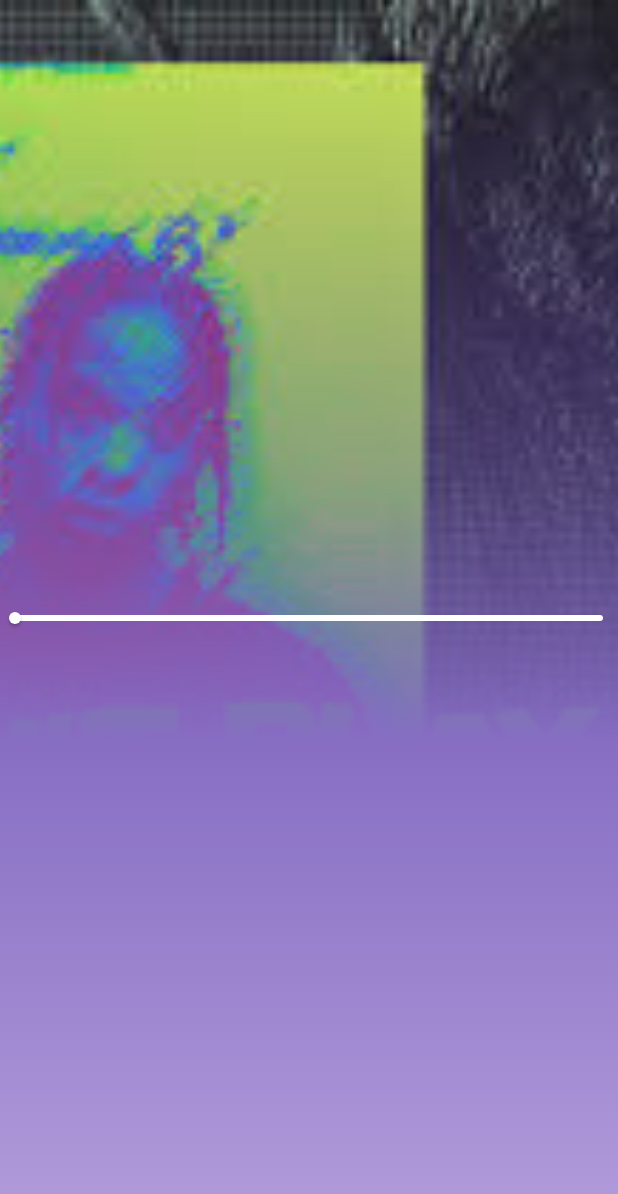
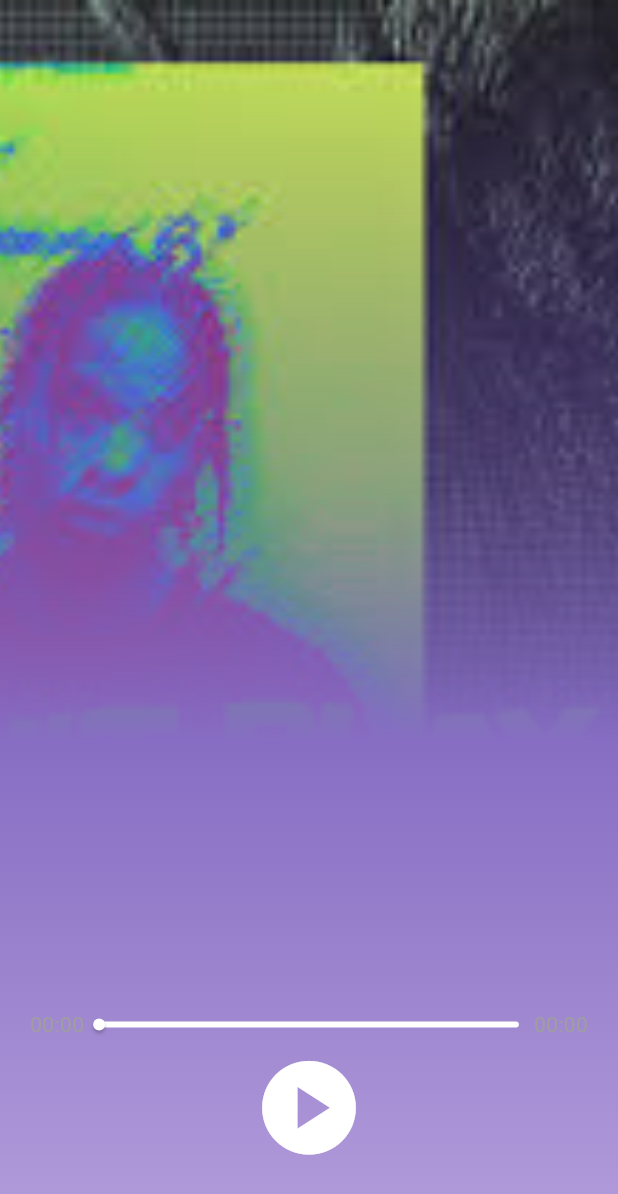
Before and after one commit to duyguerogluu/musicplayer_mobile_main, a Flutter app: the SongScreen screen opened directly, on a phone screen of 412 x 824 dp. Shown: the top 1194 px of the screen. Run offline on Flutter 3.47's test engine with Material 3 defaults, Android fonts, the phone set to English and light mode, and no system bars; our stand-ins replace get, just_audio, rxdart; network calls fail.

Commit message:
buttns added

```diff
--- a/lib/screens/song_screen.dart
+++ b/lib/screens/song_screen.dart
@@ -2,6 +2,7 @@ import 'package:flutter/material.dart';
 import 'package:just_audio/just_audio.dart';
 import 'package:rxdart/rxdart.dart' as rxdart;
 import '../models/song_model.dart';
+import '../widgets/players_buttons.dart';
 import '../widgets/seekbar.dart';
 
 class SongScreen extends StatefulWidget {
@@ -59,22 +60,51 @@ class _SongScreenState extends State<SongScreen> {
             fit: BoxFit.cover,
           ),
           const _BackgroundFilter(),
+          _MusicPlayer(
+            seekBarDataStream: _seekBarDataStream,
+            audioPlayer: audioPlayer,
+          ),
+        ],
+      ),
+    );
+  }
+}
+
+class _MusicPlayer extends StatelessWidget {
+  const _MusicPlayer({
+    super.key,
+    required Stream<SeekBarData> seekBarDataStream,
+    required this.audioPlayer,
+  }) : _seekBarDataStream = seekBarDataStream;
+
+  final Stream<SeekBarData> _seekBarDataStream;
+  final AudioPlayer audioPlayer;
+
+  @override
+  Widget build(BuildContext context) {
+    return Padding(
+      padding: const EdgeInsets.symmetric(horizontal: 20.0, vertical: 40.0),
+      child: Column(
+        mainAxisAlignment: MainAxisAlignment.end,
+        crossAxisAlignment: CrossAxisAlignment.start,
+        children: [
           StreamBuilder<SeekBarData>(
               stream: _seekBarDataStream,
               builder: (context, snapshot) {
                 final positionData = snapshot.data;
                 return SeekBar(
-                  position: positionData?.duration ?? Duration.zero,
+                  position: positionData?.position ?? Duration.zero,
                   duration: positionData?.duration ?? Duration.zero,
                   onChangeEnd: audioPlayer.seek,
-
                 );
-              })
+              }),
+          PlayerButtons(audioPlayer: audioPlayer),
         ],
       ),
     );
   }
 }
+
 
 class _BackgroundFilter extends StatelessWidget {
   const _BackgroundFilter({
--- /dev/null
+++ b/lib/widgets/players_buttons.dart
@@ -0,0 +1,88 @@
+/*
+ *  This file is part of musicplayer_mobile_main.
+ *
+ *  musicplayer_mobile_main is free software: you can redistribute it and/or modify
+ *  it under the terms of the GNU General Public License as published by
+ *  the Free Software Foundation, either version 3 of the License, or
+ *  (at your option) any later version.
+ *
+ *  musicplayer_mobile_main is distributed in the hope that it will be useful,
+ *  but WITHOUT ANY WARRANTY; without even the implied warranty of
+ *  MERCHANTABILITY or FITNESS FOR A PARTICULAR PURPOSE.  See the
+ *  GNU General Public License for more details.
+ *
+ *  You should have received a copy of the GNU General Public License
+ *   along with musicplayer_mobile_main.  If not, see <https://www.gnu.org/licenses/>.
+ */
+
+import 'package:flutter/material.dart';
+import 'package:just_audio/just_audio.dart';
+
+class PlayerButtons extends StatelessWidget {
+  const PlayerButtons({
+    super.key,
+    required this.audioPlayer,
+  });
+
+  final AudioPlayer audioPlayer;
+
+  @override
+  Widget build(BuildContext context) {
+    return Row(
+      mainAxisAlignment: MainAxisAlignment.center,
+      children: [
+        StreamBuilder<PlayerState>(
+          stream: audioPlayer.playerStateStream,
+          builder: (context, snapshot) {
+            if (snapshot.hasData) {
+              final playerState = snapshot.data;
+              final processingState = playerState!.processingState;
+
+              if (processingState == ProcessingState.loading ||
+                  processingState == ProcessingState.buffering) {
+                return Container(
+                  width: 64.0,
+                  height: 64.0,
+                  margin: const EdgeInsets.all(10.0),
+                  child: const CircularProgressIndicator(),
+                );
+              } else if (!audioPlayer.playing) {
+                return IconButton(
+                  iconSize: 75,
+                  onPressed: audioPlayer.play,
+                  icon: const Icon(
+                    Icons.play_circle,
+                    color: Colors.white,
+                  ),
+                );
+              } else if (processingState != ProcessingState.completed) {
+                return IconButton(
+                  iconSize: 75,
+                  onPressed: audioPlayer.pause,
+                  icon: const Icon(
+                    Icons.pause_circle,
+                    color: Colors.white,
+                  ),
+                );
+              } else {
+                return IconButton(
+                  iconSize: 75,
+                  onPressed: () => audioPlayer.seek(
+                    Duration.zero,
+                    index: audioPlayer.effectiveIndices!.first,
+                  ),
+                  icon: const Icon(
+                    Icons.replay_circle_filled_outlined,
+                    color: Colors.white,
+                  ),
+                );
+              }
+            } else {
+              return const CircularProgressIndicator();
+            }
+          },
+        ),
+      ],
+    );
+  }
+}
--- a/lib/widgets/seekbar.dart
+++ b/lib/widgets/seekbar.dart
@@ -1,3 +1,22 @@
+/*
+ *  This file is part of musicplayer_mobile_main.
+ *
+ *  musicplayer_mobile_main is free software: you can redistribute it and/or modify
+ *  it under the terms of the GNU General Public License as published by
+ *  the Free Software Foundation, either version 3 of the License, or
+ *  (at your option) any later version.
+ *
+ *  musicplayer_mobile_main is distributed in the hope that it will be useful,
+ *  but WITHOUT ANY WARRANTY; without even the implied warranty of
+ *  MERCHANTABILITY or FITNESS FOR A PARTICULAR PURPOSE.  See the
+ *  GNU General Public License for more details.
+ *
+ *  You should have received a copy of the GNU General Public License
+ *   along with musicplayer_mobile_main.  If not, see <https://www.gnu.org/licenses/>.
+ */
+
+
+import 'dart:math';
 import 'package:flutter/material.dart';
 
 class SeekBarData {
@@ -25,10 +44,24 @@ class SeekBar extends StatefulWidget {
 }
 
 class _SeekBarState extends State<SeekBar> {
+  double? _dragValue;
+
+  String _formatDuration(Duration? duration) {
+    if (duration == null) {
+      return '--:--';
+    } else {
+      String minutes = duration.inMinutes.toString().padLeft(2, '0');
+      String seconds =
+          duration.inSeconds.remainder(60).toString().padLeft(2, '0');
+      return '$minutes:$seconds';
+    }
+  }
+
   @override
   Widget build(BuildContext context) {
     return Row(
       children: [
+        Text(_formatDuration(widget.position)),
         Expanded(
           child: SliderTheme(
             data: SliderTheme.of(context).copyWith(
@@ -46,11 +79,38 @@ class _SeekBarState extends State<SeekBar> {
               overlayColor: Colors.white,
             ),
             child: Slider(
-              value: 0,
-              onChanged: (value) {},
+              min: 0.0,
+              max: widget.duration.inMilliseconds.toDouble(),
+              value: min(
+                _dragValue ?? widget.position.inMilliseconds.toDouble(),
+                widget.duration.inMilliseconds.toDouble(),
+              ),
+              onChanged: (value) {
+                setState(() {
+                  _dragValue = value;
+                });
+                if (widget.onChanged != null) {
+                  widget.onChanged!(
+                    Duration(
+                      milliseconds: value.round(),
+                    ),
+                  );
+                }
+              },
+              onChangeEnd: (value) {
+                if (widget.onChangeEnd != null) {
+                  widget.onChangeEnd!(
+                    Duration(
+                      milliseconds: value.round(),
+                    ),
+                  );
+                }
+                _dragValue = null;
+              },
             ),
           ),
         ),
+        Text(_formatDuration(widget.duration)),
       ],
     );
   }
--- a/lib/widgets/widgets.dart
+++ b/lib/widgets/widgets.dart
@@ -18,3 +18,5 @@
 export 'section_header.dart';
 export 'song_card.dart';
 export 'playlist_card.dart';
+export 'seekbar.dart';
+export 'players_buttons.dart';
```
